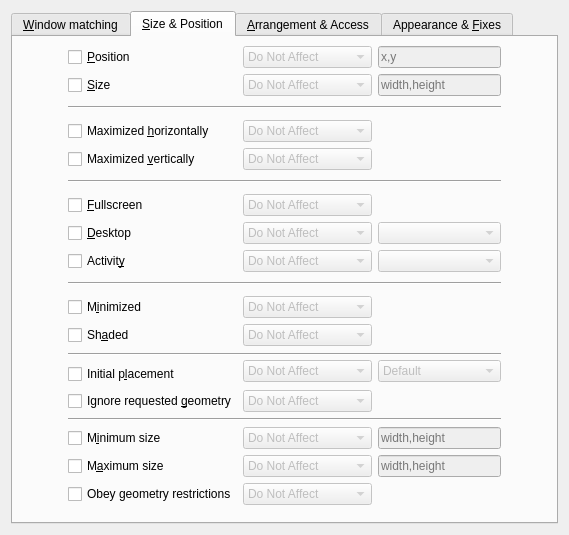
Before: the Qt Designer form kcmkwin/kwinrules/ruleswidgetbase.ui in KDE/kwin, drawn with Qt 5.
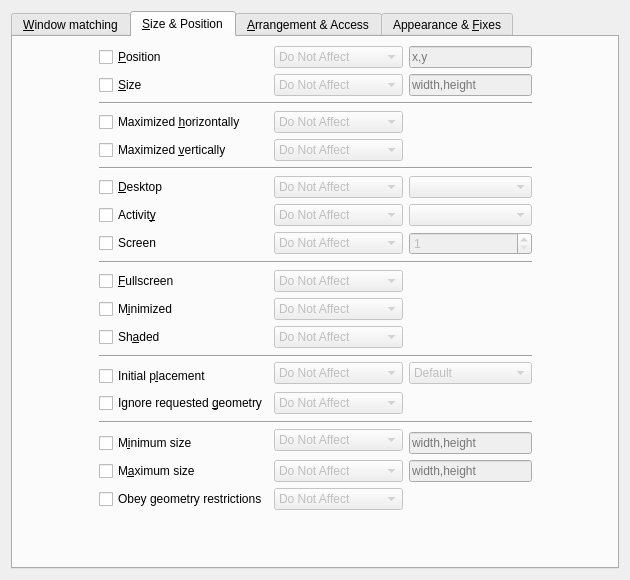
After: the same form once the commit is applied. The open tabs and pages were chosen to show the change. Custom widgets are drawn as their Qt base class.

Commit message: add screen rule

Diff of the .ui file:
```diff
--- a/kcmkwin/kwinrules/ruleswidgetbase.ui
+++ b/kcmkwin/kwinrules/ruleswidgetbase.ui
@@ -6,8 +6,8 @@
    <rect>
     <x>0</x>
     <y>0</y>
-    <width>569</width>
-    <height>535</height>
+    <width>630</width>
+    <height>580</height>
    </rect>
   </property>
   <layout class="QGridLayout" name="gridLayout_3">
@@ -489,7 +489,14 @@
        <string>&amp;Size &amp;&amp; Position</string>
       </attribute>
       <layout class="QGridLayout" name="gridLayout_5">
-       <item row="0" column="2">
+       <item row="0" column="1">
+        <widget class="QCheckBox" name="enable_position">
+         <property name="text">
+          <string>&amp;Position</string>
+         </property>
+        </widget>
+       </item>
+       <item row="0" column="3">
         <widget class="KComboBox" name="rule_position">
          <property name="enabled">
           <bool>false</bool>
@@ -526,44 +533,7 @@
          </item>
         </widget>
        </item>
-       <item row="7" column="2">
-        <widget class="KComboBox" name="rule_maximizevert">
-         <property name="enabled">
-          <bool>false</bool>
-         </property>
-         <item>
-          <property name="text">
-           <string>Do Not Affect</string>
-          </property>
-         </item>
-         <item>
-          <property name="text">
-           <string>Apply Initially</string>
-          </property>
-         </item>
-         <item>
-          <property name="text">
-           <string>Remember</string>
-          </property>
-         </item>
-         <item>
-          <property name="text">
-           <string>Force</string>
-          </property>
-         </item>
-         <item>
-          <property name="text">
-           <string>Apply Now</string>
-          </property>
-         </item>
-         <item>
-          <property name="text">
-           <string>Force Temporarily</string>
-          </property>
-         </item>
-        </widget>
-       </item>
-       <item row="0" column="3" colspan="2">
+       <item row="0" column="4">
         <widget class="KRestrictedLine" name="position">
          <property name="enabled">
           <bool>false</bool>
@@ -583,7 +553,44 @@
          </property>
         </widget>
        </item>
-       <item row="1" column="3" colspan="2">
+       <item row="1" column="3">
+        <widget class="KComboBox" name="rule_size">
+         <property name="enabled">
+          <bool>false</bool>
+         </property>
+         <item>
+          <property name="text">
+           <string>Do Not Affect</string>
+          </property>
+         </item>
+         <item>
+          <property name="text">
+           <string>Apply Initially</string>
+          </property>
+         </item>
+         <item>
+          <property name="text">
+           <string>Remember</string>
+          </property>
+         </item>
+         <item>
+          <property name="text">
+           <string>Force</string>
+          </property>
+         </item>
+         <item>
+          <property name="text">
+           <string>Apply Now</string>
+          </property>
+         </item>
+         <item>
+          <property name="text">
+           <string>Force Temporarily</string>
+          </property>
+         </item>
+        </widget>
+       </item>
+       <item row="1" column="4">
         <widget class="KRestrictedLine" name="size">
          <property name="enabled">
           <bool>false</bool>
@@ -596,8 +603,22 @@
          </property>
         </widget>
        </item>
-       <item row="28" column="2" rowspan="4">
-        <widget class="KComboBox" name="rule_maxsize">
+       <item row="2" column="1" colspan="4">
+        <widget class="Line" name="line_5">
+         <property name="orientation">
+          <enum>Qt::Horizontal</enum>
+         </property>
+        </widget>
+       </item>
+       <item row="3" column="1">
+        <widget class="QCheckBox" name="enable_maximizehoriz">
+         <property name="text">
+          <string>Maximized &amp;horizontally</string>
+         </property>
+        </widget>
+       </item>
+       <item row="3" column="3">
+        <widget class="KComboBox" name="rule_maximizehoriz">
          <property name="enabled">
           <bool>false</bool>
          </property>
@@ -618,95 +639,275 @@
          </item>
         </widget>
        </item>
-       <item row="20" column="1">
-        <widget class="QCheckBox" name="enable_shade">
+       <item row="3" column="4">
+        <widget class="YesNoBox" name="maximizehoriz" native="true">
+         <property name="enabled">
+          <bool>false</bool>
+         </property>
+        </widget>
+       </item>
+       <item row="4" column="1">
+        <widget class="QCheckBox" name="enable_maximizevert">
          <property name="text">
-          <string>Sh&amp;aded</string>
+          <string>Maximized &amp;vertically</string>
          </property>
         </widget>
        </item>
-       <item row="18" column="1" rowspan="2">
+       <item row="4" column="3">
+        <widget class="KComboBox" name="rule_maximizevert">
+         <property name="enabled">
+          <bool>false</bool>
+         </property>
+         <item>
+          <property name="text">
+           <string>Do Not Affect</string>
+          </property>
+         </item>
+         <item>
+          <property name="text">
+           <string>Apply Initially</string>
+          </property>
+         </item>
+         <item>
+          <property name="text">
+           <string>Remember</string>
+          </property>
+         </item>
+         <item>
+          <property name="text">
+           <string>Force</string>
+          </property>
+         </item>
+         <item>
+          <property name="text">
+           <string>Apply Now</string>
+          </property>
+         </item>
+         <item>
+          <property name="text">
+           <string>Force Temporarily</string>
+          </property>
+         </item>
+        </widget>
+       </item>
+       <item row="4" column="4">
+        <widget class="YesNoBox" name="maximizevert" native="true">
+         <property name="enabled">
+          <bool>false</bool>
+         </property>
+        </widget>
+       </item>
+       <item row="5" column="1" colspan="4">
+        <widget class="Line" name="line_4">
+         <property name="orientation">
+          <enum>Qt::Horizontal</enum>
+         </property>
+        </widget>
+       </item>
+       <item row="6" column="0">
+        <spacer name="horizontalSpacer_7">
+         <property name="orientation">
+          <enum>Qt::Horizontal</enum>
+         </property>
+         <property name="sizeHint" stdset="0">
+          <size>
+           <width>40</width>
+           <height>20</height>
+          </size>
+         </property>
+        </spacer>
+       </item>
+       <item row="6" column="1">
+        <widget class="QCheckBox" name="enable_desktop">
+         <property name="text">
+          <string>&amp;Desktop</string>
+         </property>
+        </widget>
+       </item>
+       <item row="6" column="3">
+        <widget class="KComboBox" name="rule_desktop">
+         <property name="enabled">
+          <bool>false</bool>
+         </property>
+         <item>
+          <property name="text">
+           <string>Do Not Affect</string>
+          </property>
+         </item>
+         <item>
+          <property name="text">
+           <string>Apply Initially</string>
+          </property>
+         </item>
+         <item>
+          <property name="text">
+           <string>Remember</string>
+          </property>
+         </item>
+         <item>
+          <property name="text">
+           <string>Force</string>
+          </property>
+         </item>
+         <item>
+          <property name="text">
+           <string>Apply Now</string>
+          </property>
+         </item>
+         <item>
+          <property name="text">
+           <string>Force Temporarily</string>
+          </property>
+         </item>
+        </widget>
+       </item>
+       <item row="6" column="4">
+        <widget class="KComboBox" name="desktop">
+         <property name="enabled">
+          <bool>false</bool>
+         </property>
+        </widget>
+       </item>
+       <item row="6" column="5">
+        <spacer name="horizontalSpacer">
+         <property name="orientation">
+          <enum>Qt::Horizontal</enum>
+         </property>
+         <property name="sizeHint" stdset="0">
+          <size>
+           <width>40</width>
+           <height>20</height>
+          </size>
+         </property>
+        </spacer>
+       </item>
+       <item row="7" column="1" colspan="2">
+        <widget class="QCheckBox" name="enable_activity">
+         <property name="text">
+          <string>Activit&amp;y</string>
+         </property>
+        </widget>
+       </item>
+       <item row="7" column="3">
+        <widget class="KComboBox" name="rule_activity">
+         <property name="enabled">
+          <bool>false</bool>
+         </property>
+         <item>
+          <property name="text">
+           <string>Do Not Affect</string>
+          </property>
+         </item>
+         <item>
+          <property name="text">
+           <string>Apply Initially</string>
+          </property>
+         </item>
+         <item>
+          <property name="text">
+           <string>Remember</string>
+          </property>
+         </item>
+         <item>
+          <property name="text">
+           <string>Force</string>
+          </property>
+         </item>
+         <item>
+          <property name="text">
+           <string>Apply Now</string>
+          </property>
+         </item>
+         <item>
+          <property name="text">
+           <string>Force Temporarily</string>
+          </property>
+         </item>
+        </widget>
+       </item>
+       <item row="7" column="4">
+        <widget class="KComboBox" name="activity">
+         <property name="enabled">
+          <bool>false</bool>
+         </property>
+        </widget>
+       </item>
+       <item row="8" column="4">
+        <widget class="QSpinBox" name="screen">
+         <property name="enabled">
+          <bool>false</bool>
+         </property>
+         <property name="minimum">
+          <number>1</number>
+         </property>
+        </widget>
+       </item>
+       <item row="9" column="1" colspan="4">
+        <widget class="Line" name="line_3">
+         <property name="orientation">
+          <enum>Qt::Horizontal</enum>
+         </property>
+        </widget>
+       </item>
+       <item row="10" column="1" colspan="2">
+        <widget class="QCheckBox" name="enable_fullscreen">
+         <property name="text">
+          <string>&amp;Fullscreen</string>
+         </property>
+        </widget>
+       </item>
+       <item row="10" column="3">
+        <widget class="KComboBox" name="rule_fullscreen">
+         <property name="enabled">
+          <bool>false</bool>
+         </property>
+         <item>
+          <property name="text">
+           <string>Do Not Affect</string>
+          </property>
+         </item>
+         <item>
+          <property name="text">
+           <string>Apply Initially</string>
+          </property>
+         </item>
+         <item>
+          <property name="text">
+           <string>Remember</string>
+          </property>
+         </item>
+         <item>
+          <property name="text">
+           <string>Force</string>
+          </property>
+         </item>
+         <item>
+          <property name="text">
+           <string>Apply Now</string>
+          </property>
+         </item>
+         <item>
+          <property name="text">
+           <string>Force Temporarily</string>
+          </property>
+         </item>
+        </widget>
+       </item>
+       <item row="10" column="4">
+        <widget class="YesNoBox" name="fullscreen" native="true">
+         <property name="enabled">
+          <bool>false</bool>
+         </property>
+        </widget>
+       </item>
+       <item row="11" column="1">
         <widget class="QCheckBox" name="enable_minimize">
          <property name="text">
           <string>M&amp;inimized</string>
          </property>
         </widget>
        </item>
-       <item row="20" column="2">
-        <widget class="KComboBox" name="rule_shade">
-         <property name="enabled">
-          <bool>false</bool>
-         </property>
-         <item>
-          <property name="text">
-           <string>Do Not Affect</string>
-          </property>
-         </item>
-         <item>
-          <property name="text">
-           <string>Apply Initially</string>
-          </property>
-         </item>
-         <item>
-          <property name="text">
-           <string>Remember</string>
-          </property>
-         </item>
-         <item>
-          <property name="text">
-           <string>Force</string>
-          </property>
-         </item>
-         <item>
-          <property name="text">
-           <string>Apply Now</string>
-          </property>
-         </item>
-         <item>
-          <property name="text">
-           <string>Force Temporarily</string>
-          </property>
-         </item>
-        </widget>
-       </item>
-       <item row="1" column="2">
-        <widget class="KComboBox" name="rule_size">
-         <property name="enabled">
-          <bool>false</bool>
-         </property>
-         <item>
-          <property name="text">
-           <string>Do Not Affect</string>
-          </property>
-         </item>
-         <item>
-          <property name="text">
-           <string>Apply Initially</string>
-          </property>
-         </item>
-         <item>
-          <property name="text">
-           <string>Remember</string>
-          </property>
-         </item>
-         <item>
-          <property name="text">
-           <string>Force</string>
-          </property>
-         </item>
-         <item>
-          <property name="text">
-           <string>Apply Now</string>
-          </property>
-         </item>
-         <item>
-          <property name="text">
-           <string>Force Temporarily</string>
-          </property>
-         </item>
-        </widget>
-       </item>
-       <item row="18" column="2" rowspan="2">
+       <item row="11" column="3">
         <widget class="KComboBox" name="rule_minimize">
          <property name="enabled">
           <bool>false</bool>
@@ -743,21 +944,94 @@
          </item>
         </widget>
        </item>
-       <item row="18" column="3" rowspan="2" colspan="2">
+       <item row="11" column="4">
         <widget class="YesNoBox" name="minimize" native="true">
          <property name="enabled">
           <bool>false</bool>
          </property>
         </widget>
        </item>
-       <item row="24" column="3" colspan="2">
-        <widget class="YesNoBox" name="ignoreposition" native="true">
+       <item row="12" column="1" colspan="2">
+        <widget class="QCheckBox" name="enable_shade">
+         <property name="text">
+          <string>Sh&amp;aded</string>
+         </property>
+        </widget>
+       </item>
+       <item row="12" column="3">
+        <widget class="KComboBox" name="rule_shade">
          <property name="enabled">
           <bool>false</bool>
          </property>
+         <item>
+          <property name="text">
+           <string>Do Not Affect</string>
+          </property>
+         </item>
+         <item>
+          <property name="text">
+           <string>Apply Initially</string>
+          </property>
+         </item>
+         <item>
+          <property name="text">
+           <string>Remember</string>
+          </property>
+         </item>
+         <item>
+          <property name="text">
+           <string>Force</string>
+          </property>
+         </item>
+         <item>
+          <property name="text">
+           <string>Apply Now</string>
+          </property>
+         </item>
+         <item>
+          <property name="text">
+           <string>Force Temporarily</string>
+          </property>
+         </item>
         </widget>
        </item>
-       <item row="22" column="3" rowspan="2" colspan="2">
+       <item row="12" column="4">
+        <widget class="YesNoBox" name="shade" native="true">
+         <property name="enabled">
+          <bool>false</bool>
+         </property>
+        </widget>
+       </item>
+       <item row="13" column="1" rowspan="2" colspan="4">
+        <widget class="Line" name="line">
+         <property name="orientation">
+          <enum>Qt::Horizontal</enum>
+         </property>
+        </widget>
+       </item>
+       <item row="14" column="3" rowspan="2">
+        <widget class="KComboBox" name="rule_placement">
+         <property name="enabled">
+          <bool>false</bool>
+         </property>
+         <item>
+          <property name="text">
+           <string>Do Not Affect</string>
+          </property>
+         </item>
+         <item>
+          <property name="text">
+           <string>Force</string>
+          </property>
+         </item>
+         <item>
+          <property name="text">
+           <string>Force Temporarily</string>
+          </property>
+         </item>
+        </widget>
+       </item>
+       <item row="14" column="4" rowspan="2">
         <widget class="KComboBox" name="placement">
          <property name="enabled">
           <bool>false</bool>
@@ -814,34 +1088,7 @@
          </item>
         </widget>
        </item>
-       <item row="28" column="3" rowspan="4" colspan="2">
-        <widget class="KRestrictedLine" name="maxsize">
-         <property name="enabled">
-          <bool>false</bool>
-         </property>
-         <property name="placeholderText">
-          <string>width,height</string>
-         </property>
-         <property name="validChars">
-          <string>0123456789-+,xX:</string>
-         </property>
-        </widget>
-       </item>
-       <item row="28" column="1" rowspan="4">
-        <widget class="QCheckBox" name="enable_maxsize">
-         <property name="text">
-          <string>M&amp;aximum size</string>
-         </property>
-        </widget>
-       </item>
-       <item row="25" column="1" colspan="4">
-        <widget class="Line" name="line_2">
-         <property name="orientation">
-          <enum>Qt::Horizontal</enum>
-         </property>
-        </widget>
-       </item>
-       <item row="23" column="1">
+       <item row="15" column="1">
         <widget class="QCheckBox" name="enable_placement">
          <property name="toolTip">
           <string/>
@@ -851,193 +1098,7 @@
          </property>
         </widget>
        </item>
-       <item row="20" column="3" colspan="2">
-        <widget class="YesNoBox" name="shade" native="true">
-         <property name="enabled">
-          <bool>false</bool>
-         </property>
-        </widget>
-       </item>
-       <item row="32" column="3" rowspan="2" colspan="2">
-        <widget class="YesNoBox" name="strictgeometry" native="true">
-         <property name="enabled">
-          <bool>false</bool>
-         </property>
-        </widget>
-       </item>
-       <item row="2" column="1" rowspan="3" colspan="4">
-        <widget class="Line" name="line_5">
-         <property name="orientation">
-          <enum>Qt::Horizontal</enum>
-         </property>
-        </widget>
-       </item>
-       <item row="12" column="0" rowspan="2">
-        <spacer name="horizontalSpacer_7">
-         <property name="orientation">
-          <enum>Qt::Horizontal</enum>
-         </property>
-         <property name="sizeHint" stdset="0">
-          <size>
-           <width>40</width>
-           <height>20</height>
-          </size>
-         </property>
-        </spacer>
-       </item>
-       <item row="32" column="1" rowspan="2">
-        <widget class="QCheckBox" name="enable_strictgeometry">
-         <property name="toolTip">
-          <string>Eg. terminals or video players can ask to keep a certain aspect ratio
-or only grow by values larger than one
-(eg. by the dimensions of one character).
-This may be pointless and the restriction prevents arbitrary dimensions
-like your complete screen area.</string>
-         </property>
-         <property name="layoutDirection">
-          <enum>Qt::LeftToRight</enum>
-         </property>
-         <property name="text">
-          <string>Obey geometry restrictions</string>
-         </property>
-         <property name="shortcut">
-          <string/>
-         </property>
-        </widget>
-       </item>
-       <item row="26" column="2" rowspan="2">
-        <widget class="KComboBox" name="rule_minsize">
-         <property name="enabled">
-          <bool>false</bool>
-         </property>
-         <item>
-          <property name="text">
-           <string>Do Not Affect</string>
-          </property>
-         </item>
-         <item>
-          <property name="text">
-           <string>Force</string>
-          </property>
-         </item>
-         <item>
-          <property name="text">
-           <string>Force Temporarily</string>
-          </property>
-         </item>
-        </widget>
-       </item>
-       <item row="21" column="1" rowspan="2" colspan="4">
-        <widget class="Line" name="line">
-         <property name="orientation">
-          <enum>Qt::Horizontal</enum>
-         </property>
-        </widget>
-       </item>
-       <item row="5" column="2" rowspan="2">
-        <widget class="KComboBox" name="rule_maximizehoriz">
-         <property name="enabled">
-          <bool>false</bool>
-         </property>
-         <item>
-          <property name="text">
-           <string>Do Not Affect</string>
-          </property>
-         </item>
-         <item>
-          <property name="text">
-           <string>Apply Initially</string>
-          </property>
-         </item>
-         <item>
-          <property name="text">
-           <string>Remember</string>
-          </property>
-         </item>
-         <item>
-          <property name="text">
-           <string>Force</string>
-          </property>
-         </item>
-         <item>
-          <property name="text">
-           <string>Apply Now</string>
-          </property>
-         </item>
-         <item>
-          <property name="text">
-           <string>Force Temporarily</string>
-          </property>
-         </item>
-        </widget>
-       </item>
-       <item row="11" column="2" rowspan="2">
-        <widget class="KComboBox" name="rule_fullscreen">
-         <property name="enabled">
-          <bool>false</bool>
-         </property>
-         <item>
-          <property name="text">
-           <string>Do Not Affect</string>
-          </property>
-         </item>
-         <item>
-          <property name="text">
-           <string>Apply Initially</string>
-          </property>
-         </item>
-         <item>
-          <property name="text">
-           <string>Remember</string>
-          </property>
-         </item>
-         <item>
-          <property name="text">
-           <string>Force</string>
-          </property>
-         </item>
-         <item>
-          <property name="text">
-           <string>Apply Now</string>
-          </property>
-         </item>
-         <item>
-          <property name="text">
-           <string>Force Temporarily</string>
-          </property>
-         </item>
-        </widget>
-       </item>
-       <item row="22" column="2" rowspan="2">
-        <widget class="KComboBox" name="rule_placement">
-         <property name="enabled">
-          <bool>false</bool>
-         </property>
-         <item>
-          <property name="text">
-           <string>Do Not Affect</string>
-          </property>
-         </item>
-         <item>
-          <property name="text">
-           <string>Force</string>
-          </property>
-         </item>
-         <item>
-          <property name="text">
-           <string>Force Temporarily</string>
-          </property>
-         </item>
-        </widget>
-       </item>
-       <item row="7" column="3" colspan="2">
-        <widget class="YesNoBox" name="maximizevert" native="true">
-         <property name="enabled">
-          <bool>false</bool>
-         </property>
-        </widget>
-       </item>
-       <item row="24" column="1">
+       <item row="16" column="1" colspan="2">
         <widget class="QCheckBox" name="enable_ignoreposition">
          <property name="toolTip">
           <string>Windows can ask to appear in a certain position.
@@ -1050,48 +1111,7 @@
          </property>
         </widget>
        </item>
-       <item row="5" column="1" rowspan="2">
-        <widget class="QCheckBox" name="enable_maximizehoriz">
-         <property name="text">
-          <string>Maximized &amp;horizontally</string>
-         </property>
-        </widget>
-       </item>
-       <item row="11" column="1" rowspan="2">
-        <widget class="QCheckBox" name="enable_fullscreen">
-         <property name="text">
-          <string>&amp;Fullscreen</string>
-         </property>
-        </widget>
-       </item>
-       <item row="13" column="3" colspan="2">
-        <widget class="KComboBox" name="desktop">
-         <property name="enabled">
-          <bool>false</bool>
-         </property>
-        </widget>
-       </item>
-       <item row="11" column="3" rowspan="2" colspan="2">
-        <widget class="YesNoBox" name="fullscreen" native="true">
-         <property name="enabled">
-          <bool>false</bool>
-         </property>
-        </widget>
-       </item>
-       <item row="26" column="3" rowspan="2" colspan="2">
-        <widget class="KRestrictedLine" name="minsize">
-         <property name="enabled">
-          <bool>false</bool>
-         </property>
-         <property name="placeholderText">
-          <string>width,height</string>
-         </property>
-         <property name="validChars">
-          <string>0123456789-+,xX:</string>
-         </property>
-        </widget>
-       </item>
-       <item row="24" column="2">
+       <item row="16" column="3">
         <widget class="KComboBox" name="rule_ignoreposition">
          <property name="enabled">
           <bool>false</bool>
@@ -1113,22 +1133,22 @@
          </item>
         </widget>
        </item>
-       <item row="0" column="1">
-        <widget class="QCheckBox" name="enable_position">
-         <property name="text">
-          <string>&amp;Position</string>
-         </property>
-        </widget>
-       </item>
-       <item row="5" column="3" rowspan="2" colspan="2">
-        <widget class="YesNoBox" name="maximizehoriz" native="true">
+       <item row="16" column="4">
+        <widget class="YesNoBox" name="ignoreposition" native="true">
          <property name="enabled">
           <bool>false</bool>
          </property>
         </widget>
        </item>
-       <item row="13" column="2">
-        <widget class="KComboBox" name="rule_desktop">
+       <item row="17" column="1" rowspan="2" colspan="4">
+        <widget class="Line" name="line_2">
+         <property name="orientation">
+          <enum>Qt::Horizontal</enum>
+         </property>
+        </widget>
+       </item>
+       <item row="18" column="3" rowspan="2">
+        <widget class="KComboBox" name="rule_minsize">
          <property name="enabled">
           <bool>false</bool>
          </property>
@@ -1164,48 +1184,89 @@
          </item>
         </widget>
        </item>
-       <item row="7" column="1">
-        <widget class="QCheckBox" name="enable_maximizevert">
-         <property name="text">
-          <string>Maximized &amp;vertically</string>
-         </property>
-        </widget>
-       </item>
-       <item row="13" column="1">
-        <widget class="QCheckBox" name="enable_desktop">
-         <property name="text">
-          <string>&amp;Desktop</string>
-         </property>
-        </widget>
-       </item>
-       <item row="26" column="1" rowspan="2">
+       <item row="19" column="1">
         <widget class="QCheckBox" name="enable_minsize">
          <property name="text">
           <string>M&amp;inimum size</string>
          </property>
         </widget>
        </item>
-       <item row="12" column="5" rowspan="2">
-        <spacer name="horizontalSpacer">
-         <property name="orientation">
-          <enum>Qt::Horizontal</enum>
+       <item row="19" column="4">
+        <widget class="KRestrictedLine" name="minsize">
+         <property name="enabled">
+          <bool>false</bool>
          </property>
-         <property name="sizeHint" stdset="0">
-          <size>
-           <width>40</width>
-           <height>20</height>
-          </size>
+         <property name="placeholderText">
+          <string>width,height</string>
          </property>
-        </spacer>
+         <property name="validChars">
+          <string>0123456789-+,xX:</string>
+         </property>
+        </widget>
        </item>
-       <item row="8" column="1" rowspan="3" colspan="4">
-        <widget class="Line" name="line_4">
-         <property name="orientation">
-          <enum>Qt::Horizontal</enum>
+       <item row="20" column="1">
+        <widget class="QCheckBox" name="enable_maxsize">
+         <property name="text">
+          <string>M&amp;aximum size</string>
          </property>
         </widget>
        </item>
-       <item row="32" column="2" rowspan="2">
+       <item row="20" column="3">
+        <widget class="KComboBox" name="rule_maxsize">
+         <property name="enabled">
+          <bool>false</bool>
+         </property>
+         <item>
+          <property name="text">
+           <string>Do Not Affect</string>
+          </property>
+         </item>
+         <item>
+          <property name="text">
+           <string>Force</string>
+          </property>
+         </item>
+         <item>
+          <property name="text">
+           <string>Force Temporarily</string>
+          </property>
+         </item>
+        </widget>
+       </item>
+       <item row="20" column="4">
+        <widget class="KRestrictedLine" name="maxsize">
+         <property name="enabled">
+          <bool>false</bool>
+         </property>
+         <property name="placeholderText">
+          <string>width,height</string>
+         </property>
+         <property name="validChars">
+          <string>0123456789-+,xX:</string>
+         </property>
+        </widget>
+       </item>
+       <item row="21" column="1" colspan="2">
+        <widget class="QCheckBox" name="enable_strictgeometry">
+         <property name="toolTip">
+          <string>Eg. terminals or video players can ask to keep a certain aspect ratio
+or only grow by values larger than one
+(eg. by the dimensions of one character).
+This may be pointless and the restriction prevents arbitrary dimensions
+like your complete screen area.</string>
+         </property>
+         <property name="layoutDirection">
+          <enum>Qt::LeftToRight</enum>
+         </property>
+         <property name="text">
+          <string>Obey geometry restrictions</string>
+         </property>
+         <property name="shortcut">
+          <string/>
+         </property>
+        </widget>
+       </item>
+       <item row="21" column="3">
         <widget class="KComboBox" name="rule_strictgeometry">
          <property name="enabled">
           <bool>false</bool>
@@ -1227,14 +1288,14 @@
          </item>
         </widget>
        </item>
-       <item row="15" column="1" rowspan="3" colspan="4">
-        <widget class="Line" name="line_3">
-         <property name="orientation">
-          <enum>Qt::Horizontal</enum>
+       <item row="21" column="4">
+        <widget class="YesNoBox" name="strictgeometry" native="true">
+         <property name="enabled">
+          <bool>false</bool>
          </property>
         </widget>
        </item>
-       <item row="34" column="2">
+       <item row="22" column="3">
         <spacer>
          <property name="orientation">
           <enum>Qt::Vertical</enum>
@@ -1250,15 +1311,8 @@
          </property>
         </spacer>
        </item>
-       <item row="14" column="1">
-        <widget class="QCheckBox" name="enable_activity">
-         <property name="text">
-          <string>Activit&amp;y</string>
-         </property>
-        </widget>
-       </item>
-       <item row="14" column="2">
-        <widget class="KComboBox" name="rule_activity">
+       <item row="8" column="3">
+        <widget class="KComboBox" name="rule_screen">
          <property name="enabled">
           <bool>false</bool>
          </property>
@@ -1294,10 +1348,10 @@
          </item>
         </widget>
        </item>
-       <item row="14" column="3" colspan="2">
-        <widget class="KComboBox" name="activity">
-         <property name="enabled">
-          <bool>false</bool>
+       <item row="8" column="1" colspan="2">
+        <widget class="QCheckBox" name="enable_screen">
+         <property name="text">
+          <string>Screen</string>
          </property>
         </widget>
        </item>
```
Left out of the diff: 92 changed lines with no effect on the pictures. The commit also changes 7 other files.
